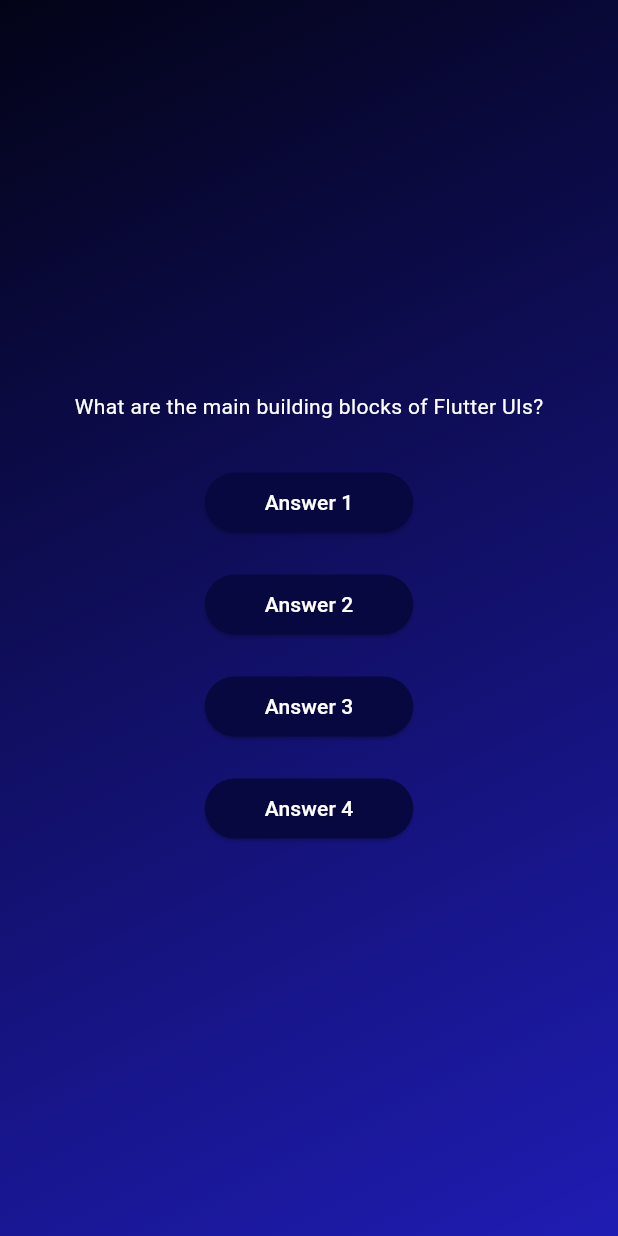
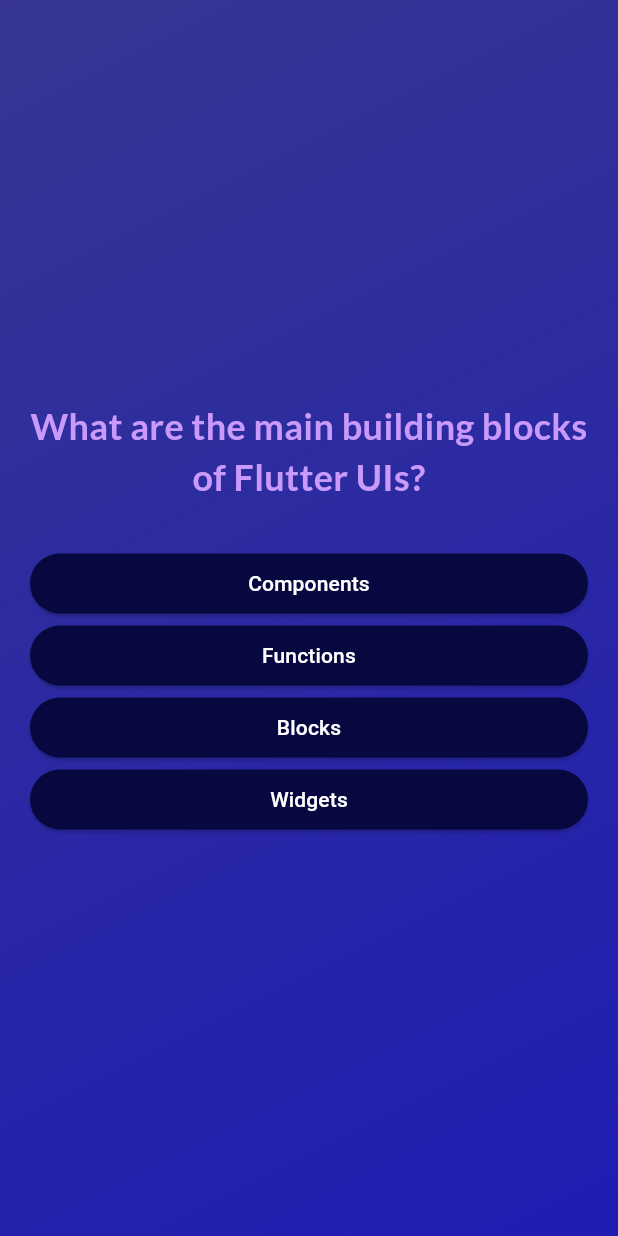
Before and after one commit to bommireddy30/flutter_practice, a Flutter app: the screen it shows after launch, after a tap on "Start Quiz", on a phone screen of 412 x 824 dp. Run offline on Flutter 3.47's test engine with Material 3 defaults, Android fonts, the phone set to English and light mode, and no system bars; our stand-ins replace google_fonts.

Commit message:
Completion of second_project --pending:Styling

```diff
--- a/second_project/lib/answer_button.dart
+++ b/second_project/lib/answer_button.dart
@@ -1,13 +1,14 @@
 import 'package:flutter/material.dart';
 
 class AnswerButton extends StatelessWidget {
-  const AnswerButton(this.text, {super.key});
+  const AnswerButton(this.text, this.onTap, {super.key});
 
   final String text;
+  final void Function() onTap;
   @override
   Widget build(BuildContext context) {
     return ElevatedButton(
-      onPressed: () {},
+      onPressed: onTap,
       style: ElevatedButton.styleFrom(
         backgroundColor: const Color.fromARGB(255, 8, 8, 65),
         padding: EdgeInsets.symmetric(horizontal: 40, vertical: 10),
@@ -16,7 +17,7 @@ class AnswerButton extends StatelessWidget {
           borderRadius: BorderRadiusGeometry.circular(40),
         ),
       ),
-      child: Text(text),
+      child: Text(text, textAlign: TextAlign.center),
     );
   }
 }
--- a/second_project/lib/models/quiz_question.dart
+++ b/second_project/lib/models/quiz_question.dart
@@ -3,4 +3,10 @@ class QuizQuestion {
 
   final String text;
   final List<String> answers;
+
+  List<String> getShuffledAnswers() {
+    final shuffledList = List.of(answers);
+    shuffledList.shuffle();
+    return shuffledList;
+  }
 }
--- a/second_project/lib/questions_screen.dart
+++ b/second_project/lib/questions_screen.dart
@@ -1,9 +1,12 @@
 import 'package:flutter/material.dart';
+import 'package:google_fonts/google_fonts.dart';
 import 'package:second_project/answer_button.dart';
 import 'package:second_project/data/questions.dart';
+import 'package:second_project/models/quiz_question.dart';
 
 class QuestionsScreen extends StatefulWidget {
-  const QuestionsScreen({super.key});
+  const QuestionsScreen(this.selectedAnswer, {super.key});
+  final void Function(String answer) selectedAnswer;
 
   @override
   State<QuestionsScreen> createState() {
@@ -12,23 +15,43 @@ class QuestionsScreen extends StatefulWidget {
 }
 
 class _QuestionsScreen extends State<QuestionsScreen> {
-  final String question = questions[0].text;
+  var currentQuestionIndex = 0;
+
+  void onTap(String selectedAns) {
+    widget.selectedAnswer(selectedAns);
+    setState(() {
+      currentQuestionIndex++;
+    });
+  }
+
   @override
   Widget build(BuildContext context) {
+    final QuizQuestion currentQuestion = questions[currentQuestionIndex];
+
     return Center(
-      child: Column(
-        mainAxisAlignment: MainAxisAlignment.center,
-        children: [
-          Text(question, style: TextStyle(color: Colors.white)),
-          SizedBox(height: 30),
-          AnswerButton('Answer 1'),
-          SizedBox(height: 20),
-          AnswerButton('Answer 2'),
-          SizedBox(height: 20),
-          AnswerButton('Answer 3'),
-          SizedBox(height: 20),
-          AnswerButton('Answer 4'),
-        ],
+      child: Container(
+        margin: EdgeInsets.all(20),
+        child: Column(
+          mainAxisAlignment: MainAxisAlignment.center,
+          crossAxisAlignment: CrossAxisAlignment.stretch,
+          children: [
+            Text(
+              currentQuestion.text,
+              style: GoogleFonts.lato(
+                color: const Color.fromARGB(255, 201, 153, 252),
+                fontSize: 24,
+                fontWeight: FontWeight.bold,
+              ),
+              textAlign: TextAlign.center,
+            ),
+            SizedBox(height: 30),
+            ...currentQuestion.getShuffledAnswers().map((answerItem) {
+              return AnswerButton(answerItem, () {
+                onTap(answerItem);
+              });
+            }),
+          ],
+        ),
       ),
     );
   }
--- a/second_project/lib/quiz.dart
+++ b/second_project/lib/quiz.dart
@@ -1,5 +1,7 @@
 import 'package:flutter/material.dart';
+import 'package:second_project/data/questions.dart';
 import 'package:second_project/questions_screen.dart';
+import 'package:second_project/results_screen.dart';
 import 'package:second_project/start_screen.dart';
 
 class QuizState extends StatefulWidget {
@@ -12,29 +14,47 @@ class QuizState extends StatefulWidget {
 }
 
 class _QuizState extends State<QuizState> {
-  Widget? activeScreen;
+  String activeScreen = 'start-screen';
+  List<String> selectedAnswers = [];
 
   @override
   void initState() {
-    activeScreen = StartScreen(switchScreen);
+    activeScreen = 'start-screen';
     super.initState();
   }
 
   void switchScreen() {
     setState(() {
-      activeScreen = QuestionsScreen();
+      activeScreen = 'questions-screen';
     });
+  }
+
+  void chooseAnswer(String answer) {
+    selectedAnswers.add(answer);
+    if (selectedAnswers.length == questions.length) {
+      setState(() {
+        activeScreen = 'results-screen';
+      });
+    }
   }
 
   @override
   Widget build(BuildContext context) {
+    Widget screenWidget = StartScreen(switchScreen);
+
+    if (activeScreen == 'questions-screen') {
+      screenWidget = QuestionsScreen(chooseAnswer);
+    } else if (activeScreen == 'results-screen') {
+      screenWidget = ResultsScreen(selectedAnswers);
+    }
+
     return MaterialApp(
       home: Scaffold(
         body: Container(
           decoration: BoxDecoration(
             gradient: LinearGradient(
               colors: [
-                const Color.fromARGB(255, 3, 3, 23),
+                const Color.fromARGB(255, 54, 54, 146),
                 const Color.fromARGB(255, 31, 28, 179),
               ],
 
@@ -43,7 +63,7 @@ class _QuizState extends State<QuizState> {
             ),
           ),
 
-          child: activeScreen,
+          child: screenWidget,
         ),
       ),
     );
--- a/second_project/lib/start_screen.dart
+++ b/second_project/lib/start_screen.dart
@@ -1,4 +1,5 @@
 import 'package:flutter/material.dart';
+import 'package:google_fonts/google_fonts.dart';
 
 class StartScreen extends StatelessWidget {
   const StartScreen(this.startQuiz, {super.key});
@@ -18,7 +19,11 @@ class StartScreen extends StatelessWidget {
           SizedBox(height: 80),
           Text(
             'Lean Flutter in Fun Way',
-            style: TextStyle(color: Colors.white, fontSize: 24),
+            style: GoogleFonts.lato(
+              color: Colors.white,
+              fontSize: 24,
+              fontWeight: FontWeight.bold,
+            ),
           ),
           SizedBox(height: 30),
           OutlinedButton.icon(
--- a/second_project/pubspec.yaml
+++ b/second_project/pubspec.yaml
@@ -34,6 +34,7 @@ dependencies:
   # The following adds the Cupertino Icons font to your application.
   # Use with the CupertinoIcons class for iOS style icons.
   cupertino_icons: ^1.0.8
+  google_fonts: ^6.3.2
 
 dev_dependencies:
   flutter_test:
```
Also changed, not shown: second_project/lib/questions_summary.dart (added, +35 -0 lines), second_project/lib/results_screen.dart (added, +55 -0 lines), second_project/pubspec.lock, 1 other file.
